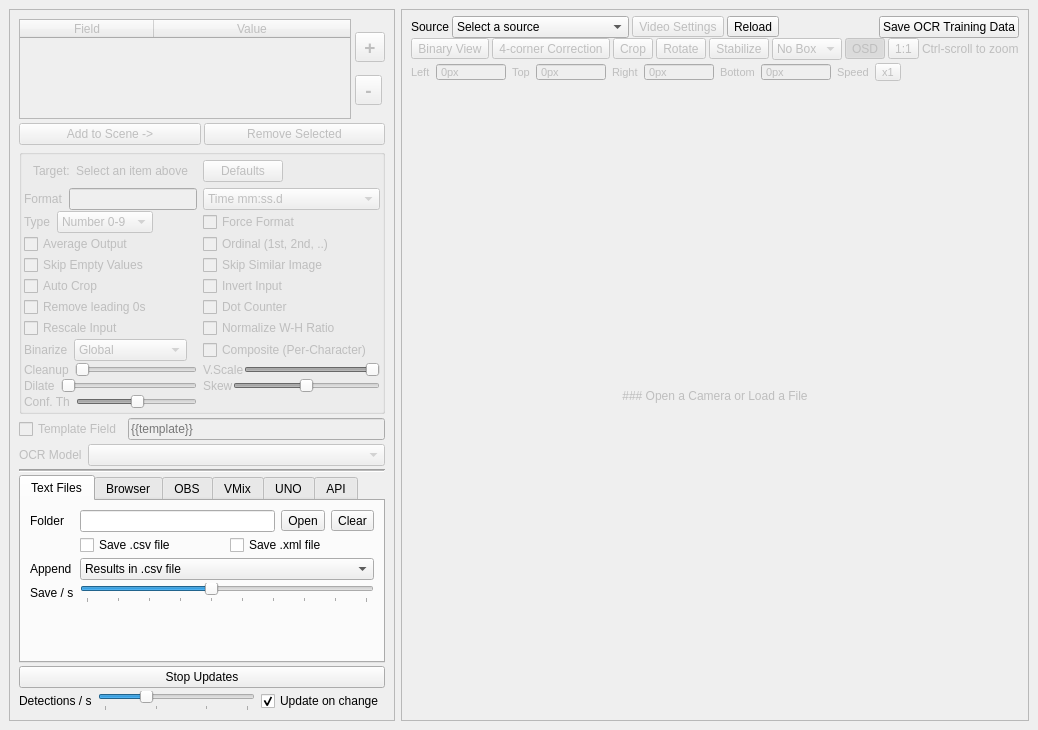
Old version of the form src/mainwindow.ui in the repository locaal-ai/scoresight.
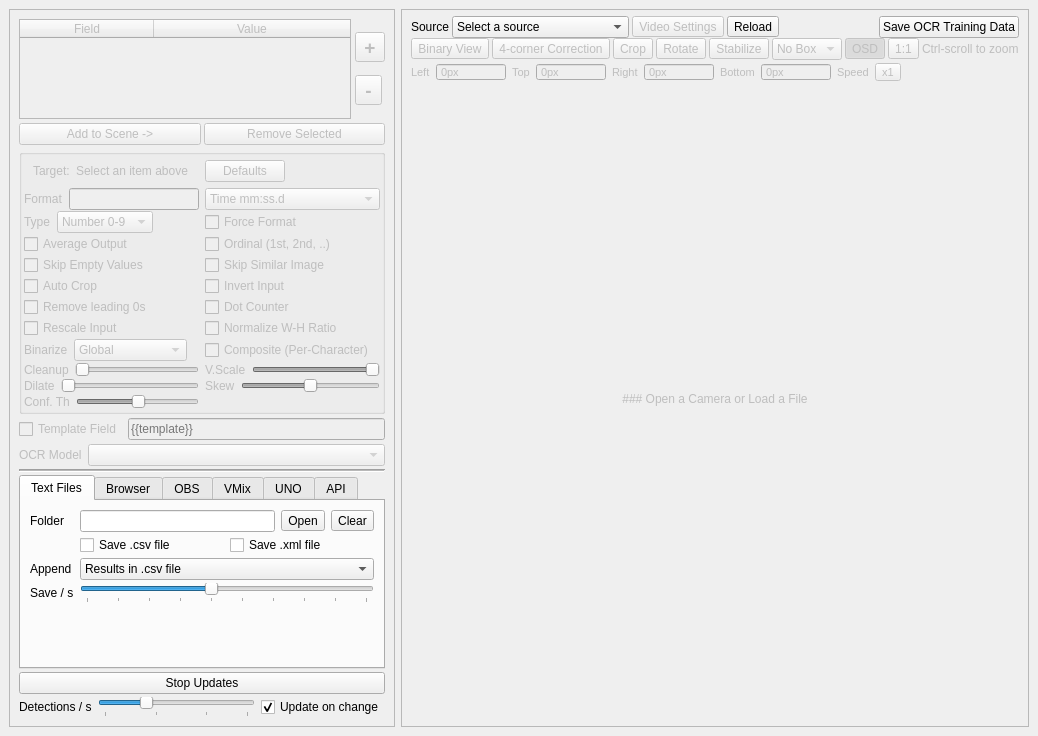
New version of the form. The open tabs and pages were chosen to show the change.

Commit message:
Refactor: Update eventFilter in MainWindow
- Add handling for the Escape key to hide the menubar and deselect any selected item
- Update the condition for showing the menubar when the Alt key is pressed

Diff of the .ui file:
```diff
--- a/src/mainwindow.ui
+++ b/src/mainwindow.ui
@@ -6,8 +6,8 @@
    <rect>
     <x>0</x>
     <y>0</y>
-    <width>958</width>
-    <height>730</height>
+    <width>949</width>
+    <height>736</height>
    </rect>
   </property>
   <property name="windowTitle">
@@ -272,36 +272,6 @@
                </property>
               </widget>
              </item>
-             <item row="10" column="3">
-              <layout class="QHBoxLayout" name="horizontalLayout_11">
-               <item>
-                <widget class="QLabel" name="label_15">
-                 <property name="text">
-                  <string>V.Scale</string>
-                 </property>
-                </widget>
-               </item>
-               <item>
-                <widget class="QSlider" name="horizontalSlider_vscale">
-                 <property name="minimum">
-                  <number>1</number>
-                 </property>
-                 <property name="maximum">
-                  <number>10</number>
-                 </property>
-                 <property name="pageStep">
-                  <number>5</number>
-                 </property>
-                 <property name="value">
-                  <number>10</number>
-                 </property>
-                 <property name="orientation">
-                  <enum>Qt::Horizontal</enum>
-                 </property>
-                </widget>
-               </item>
-              </layout>
-             </item>
              <item row="9" column="2">
               <widget class="QWidget" name="widget_27" native="true">
                <property name="sizePolicy">
@@ -371,12 +341,6 @@
              </item>
              <item row="1" column="3">
               <widget class="QComboBox" name="comboBox_formatPrefix">
-               <property name="sizePolicy">
-                <sizepolicy hsizetype="Minimum" vsizetype="Fixed">
-                 <horstretch>0</horstretch>
-                 <verstretch>0</verstretch>
-                </sizepolicy>
-               </property>
                <property name="currentIndex">
                 <number>0</number>
                </property>
@@ -521,12 +485,6 @@
              </item>
              <item row="10" column="2">
               <widget class="QWidget" name="widget_17" native="true">
-               <property name="sizePolicy">
-                <sizepolicy hsizetype="Preferred" vsizetype="Preferred">
-                 <horstretch>0</horstretch>
-                 <verstretch>0</verstretch>
-                </sizepolicy>
-               </property>
                <layout class="QHBoxLayout" name="horizontalLayout_15">
                 <property name="leftMargin">
                  <number>0</number>
@@ -555,12 +513,6 @@
                 </item>
                 <item>
                  <widget class="QSlider" name="horizontalSlider_cleanup">
-                  <property name="sizePolicy">
-                   <sizepolicy hsizetype="Preferred" vsizetype="Fixed">
-                    <horstretch>0</horstretch>
-                    <verstretch>0</verstretch>
-                   </sizepolicy>
-                  </property>
                   <property name="orientation">
                    <enum>Qt::Horizontal</enum>
                   </property>
@@ -615,38 +567,8 @@
                </layout>
               </widget>
              </item>
-             <item row="11" column="3">
-              <layout class="QHBoxLayout" name="horizontalLayout_12">
-               <item>
-                <widget class="QLabel" name="label_14">
-                 <property name="text">
-                  <string>Skew</string>
-                 </property>
-                </widget>
-               </item>
-               <item>
-                <widget class="QSlider" name="horizontalSlider_skew">
-                 <property name="minimum">
-                  <number>-10</number>
-                 </property>
-                 <property name="maximum">
-                  <number>10</number>
-                 </property>
-                 <property name="orientation">
-                  <enum>Qt::Horizontal</enum>
-                 </property>
-                </widget>
-               </item>
-              </layout>
-             </item>
              <item row="9" column="3">
               <widget class="QCheckBox" name="checkBox_compositeBox">
-               <property name="sizePolicy">
-                <sizepolicy hsizetype="Expanding" vsizetype="Fixed">
-                 <horstretch>0</horstretch>
-                 <verstretch>0</verstretch>
-                </sizepolicy>
-               </property>
                <property name="text">
                 <string>Composite (Per-Character)</string>
                </property>
@@ -654,12 +576,6 @@
              </item>
              <item row="12" column="2">
               <widget class="QWidget" name="widget_21" native="true">
-               <property name="sizePolicy">
-                <sizepolicy hsizetype="Preferred" vsizetype="Preferred">
-                 <horstretch>0</horstretch>
-                 <verstretch>0</verstretch>
-                </sizepolicy>
-               </property>
                <layout class="QHBoxLayout" name="horizontalLayout_20">
                 <property name="leftMargin">
                  <number>0</number>
@@ -688,12 +604,6 @@
                 </item>
                 <item>
                  <widget class="QSlider" name="horizontalSlider_conf_thresh">
-                  <property name="sizePolicy">
-                   <sizepolicy hsizetype="Preferred" vsizetype="Fixed">
-                    <horstretch>0</horstretch>
-                    <verstretch>0</verstretch>
-                   </sizepolicy>
-                  </property>
                   <property name="value">
                    <number>50</number>
                   </property>
@@ -734,12 +644,6 @@
                <property name="enabled">
                 <bool>false</bool>
                </property>
-               <property name="sizePolicy">
-                <sizepolicy hsizetype="Expanding" vsizetype="Fixed">
-                 <horstretch>0</horstretch>
-                 <verstretch>0</verstretch>
-                </sizepolicy>
-               </property>
                <property name="text">
                 <string>Force Format</string>
                </property>
@@ -780,26 +684,13 @@
                  </widget>
                 </item>
                 <item>
-                 <widget class="QLineEdit" name="lineEdit_format">
-                  <property name="sizePolicy">
-                   <sizepolicy hsizetype="Preferred" vsizetype="Fixed">
-                    <horstretch>0</horstretch>
-                    <verstretch>0</verstretch>
-                   </sizepolicy>
-                  </property>
-                 </widget>
+                 <widget class="QLineEdit" name="lineEdit_format"/>
                 </item>
                </layout>
               </widget>
              </item>
              <item row="11" column="2">
               <widget class="QWidget" name="widget_13" native="true">
-               <property name="sizePolicy">
-                <sizepolicy hsizetype="Preferred" vsizetype="Preferred">
-                 <horstretch>0</horstretch>
-                 <verstretch>0</verstretch>
-                </sizepolicy>
-               </property>
                <layout class="QHBoxLayout" name="horizontalLayout_13">
                 <property name="leftMargin">
                  <number>0</number>
@@ -828,12 +719,6 @@
                 </item>
                 <item>
                  <widget class="QSlider" name="horizontalSlider_dilate">
-                  <property name="sizePolicy">
-                   <sizepolicy hsizetype="Preferred" vsizetype="Fixed">
-                    <horstretch>0</horstretch>
-                    <verstretch>0</verstretch>
-                   </sizepolicy>
-                  </property>
                   <property name="maximum">
                    <number>5</number>
                   </property>
@@ -872,6 +757,88 @@
                </property>
               </widget>
              </item>
+             <item row="10" column="3">
+              <widget class="QWidget" name="widget_vscale" native="true">
+               <layout class="QHBoxLayout" name="horizontalLayout_11">
+                <property name="leftMargin">
+                 <number>0</number>
+                </property>
+                <property name="topMargin">
+                 <number>0</number>
+                </property>
+                <property name="rightMargin">
+                 <number>0</number>
+                </property>
+                <property name="bottomMargin">
+                 <number>0</number>
+                </property>
+                <item>
+                 <widget class="QLabel" name="label_15">
+                  <property name="text">
+                   <string>V.Scale</string>
+                  </property>
+                 </widget>
+                </item>
+                <item>
+                 <widget class="QSlider" name="horizontalSlider_vscale">
+                  <property name="minimum">
+                   <number>1</number>
+                  </property>
+                  <property name="maximum">
+                   <number>10</number>
+                  </property>
+                  <property name="pageStep">
+                   <number>5</number>
+                  </property>
+                  <property name="value">
+                   <number>10</number>
+                  </property>
+                  <property name="orientation">
+                   <enum>Qt::Horizontal</enum>
+                  </property>
+                 </widget>
+                </item>
+               </layout>
+              </widget>
+             </item>
+             <item row="11" column="3">
+              <widget class="QWidget" name="widget_skew" native="true">
+               <layout class="QHBoxLayout" name="horizontalLayout_12">
+                <property name="leftMargin">
+                 <number>0</number>
+                </property>
+                <property name="topMargin">
+                 <number>0</number>
+                </property>
+                <property name="rightMargin">
+                 <number>0</number>
+                </property>
+                <property name="bottomMargin">
+                 <number>0</number>
+                </property>
+                <item>
+                 <widget class="QLabel" name="label_14">
+                  <property name="text">
+                   <string>Skew</string>
+                  </property>
+                 </widget>
+                </item>
+                <item>
+                 <widget class="QSlider" name="horizontalSlider_skew">
+                  <property name="minimum">
+                   <number>-10</number>
+                  </property>
+                  <property name="maximum">
+                   <number>10</number>
+                  </property>
+                  <property name="orientation">
+                   <enum>Qt::Horizontal</enum>
+                  </property>
+                 </widget>
+                </item>
+               </layout>
+              </widget>
+             </item>
             </layout>
            </widget>
           </item>
```
Left out of the diff: 46 changed lines with no effect on the pictures. The commit also changes 2 other files.
